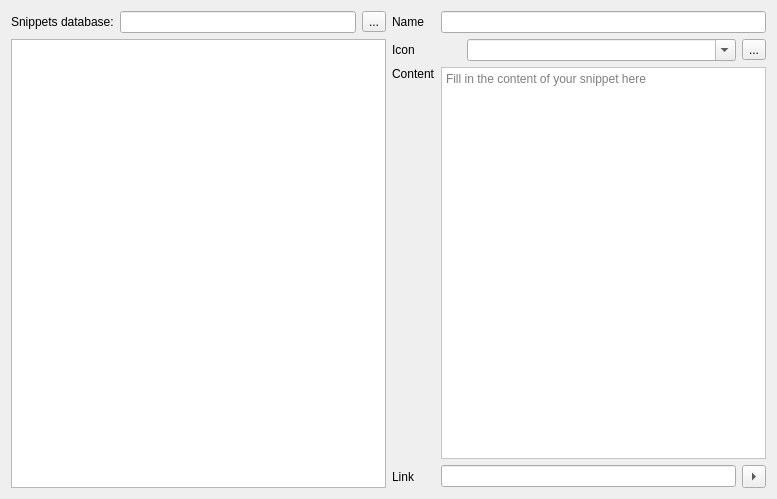
First picture: the form in lib_clb/gui/snippetsdlg.ui, repository TNick/clb, before the edit.
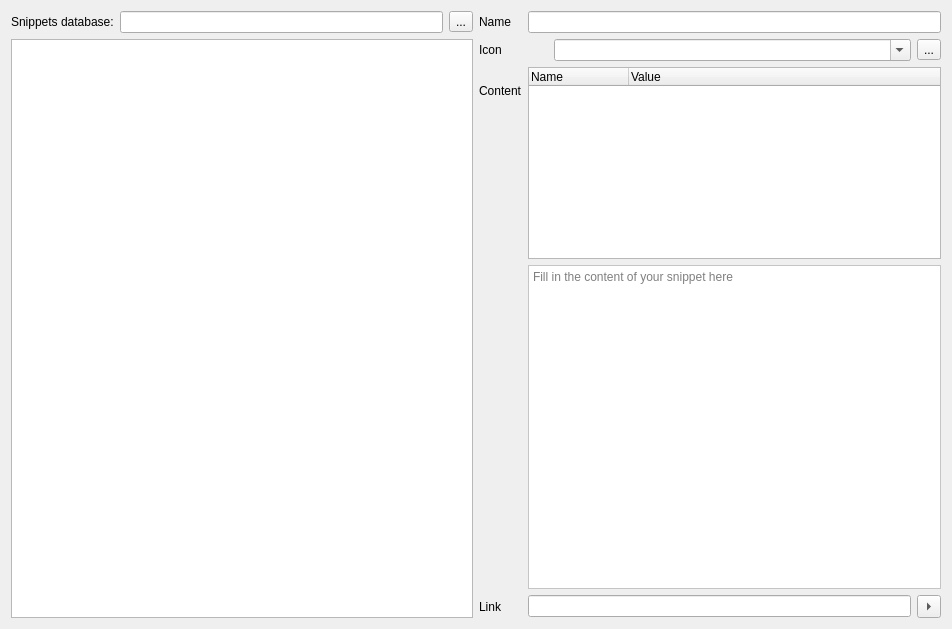
Second picture: the form after the edit. Icons and pictures are not drawn. Custom widgets are drawn as their Qt base class.

```diff
--- a/lib_clb/gui/snippetsdlg.ui
+++ b/lib_clb/gui/snippetsdlg.ui
@@ -6,8 +6,8 @@
    <rect>
     <x>0</x>
     <y>0</y>
-    <width>777</width>
-    <height>499</height>
+    <width>952</width>
+    <height>629</height>
    </rect>
   </property>
   <property name="windowTitle">
@@ -192,52 +192,14 @@
        </property>
       </widget>
      </item>
-     <item row="3" column="0">
-      <spacer name="verticalSpacer">
-       <property name="orientation">
-        <enum>Qt::Vertical</enum>
-       </property>
-       <property name="sizeHint" stdset="0">
-        <size>
-         <width>20</width>
-         <height>40</height>
-        </size>
-       </property>
-      </spacer>
-     </item>
-     <item row="2" column="1" rowspan="2">
-      <widget class="CodeEditor" name="tx_content">
-       <property name="sizePolicy">
-        <sizepolicy hsizetype="Expanding" vsizetype="Minimum">
-         <horstretch>0</horstretch>
-         <verstretch>0</verstretch>
-        </sizepolicy>
-       </property>
-       <property name="baseSize">
-        <size>
-         <width>0</width>
-         <height>500</height>
-        </size>
-       </property>
-       <property name="contextMenuPolicy">
-        <enum>Qt::CustomContextMenu</enum>
-       </property>
-       <property name="styleSheet">
-        <string notr="true">background-color: rgb(255, 255, 255);</string>
-       </property>
-       <property name="placeholderText">
-        <string>Fill in the content of your snippet here</string>
-       </property>
-      </widget>
-     </item>
-     <item row="4" column="0">
+     <item row="7" column="0">
       <widget class="QLabel" name="label_4">
        <property name="text">
         <string>Link</string>
        </property>
       </widget>
      </item>
-     <item row="4" column="1">
+     <item row="7" column="1">
       <layout class="QHBoxLayout" name="horizontalLayout_3">
        <item>
         <widget class="QLineEdit" name="le_link">
@@ -265,6 +227,79 @@
        </item>
       </layout>
      </item>
+     <item row="6" column="1">
+      <widget class="CodeEditor" name="tx_content">
+       <property name="sizePolicy">
+        <sizepolicy hsizetype="Expanding" vsizetype="Expanding">
+         <horstretch>0</horstretch>
+         <verstretch>0</verstretch>
+        </sizepolicy>
+       </property>
+       <property name="baseSize">
+        <size>
+         <width>0</width>
+         <height>500</height>
+        </size>
+       </property>
+       <property name="contextMenuPolicy">
+        <enum>Qt::CustomContextMenu</enum>
+       </property>
+       <property name="styleSheet">
+        <string notr="true">background-color: rgb(255, 255, 255);</string>
+       </property>
+       <property name="placeholderText">
+        <string>Fill in the content of your snippet here</string>
+       </property>
+      </widget>
+     </item>
+     <item row="2" column="1" rowspan="4">
+      <widget class="QTreeWidget" name="tv_vars">
+       <property name="sizePolicy">
+        <sizepolicy hsizetype="Expanding" vsizetype="Fixed">
+         <horstretch>0</horstretch>
+         <verstretch>0</verstretch>
+        </sizepolicy>
+       </property>
+       <property name="uniformRowHeights">
+        <bool>true</bool>
+       </property>
+       <property name="sortingEnabled">
+        <bool>false</bool>
+       </property>
+       <property name="headerHidden">
+        <bool>false</bool>
+       </property>
+       <property name="columnCount">
+        <number>2</number>
+       </property>
+       <attribute name="headerVisible">
+        <bool>true</bool>
+       </attribute>
+       <column>
+        <property name="text">
+         <string>Name</string>
+        </property>
+       </column>
+       <column>
+        <property name="text">
+         <string>Value</string>
+        </property>
+       </column>
+      </widget>
+     </item>
+     <item row="3" column="0" rowspan="4">
+      <spacer name="verticalSpacer">
+       <property name="orientation">
+        <enum>Qt::Vertical</enum>
+       </property>
+       <property name="sizeHint" stdset="0">
+        <size>
+         <width>20</width>
+         <height>40</height>
+        </size>
+       </property>
+      </spacer>
+     </item>
     </layout>
    </item>
   </layout>
```
Left out of the diff: 15 changed lines with no effect on the pictures.
